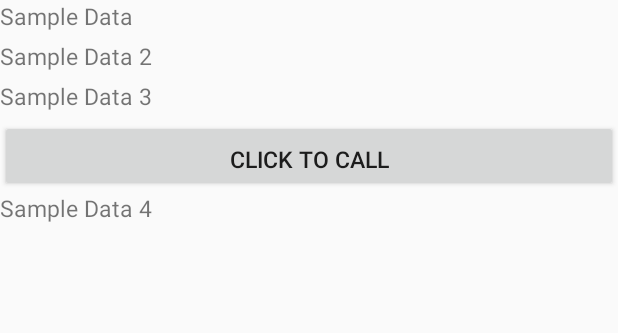
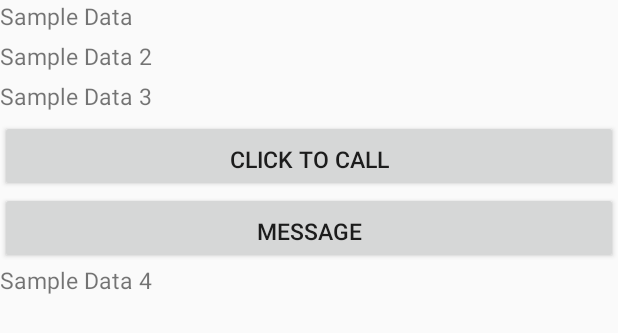
Before and after one commit to Nayemuzzaman/StudentRegistration, an Android app: the layout row_item.xml on its own in the app's theme, with its tools: preview values and no code run, on a phone screen of 412 x 824 dp. Shown: the top 333 px of the screen. Run offline under Robolectric (Android 15) with nearby library versions, the phone set to English and light mode, and no system bars.

Commit message:
add_message_func

```diff
--- a/app/build.gradle
+++ b/app/build.gradle
@@ -26,5 +26,6 @@ dependencies {
     })
     compile 'com.android.support:appcompat-v7:25.3.1'
     compile 'com.android.support:recyclerview-v7:25.3.1'
+    compile 'com.google.android.gms:play-services-ads:10.0.1'
     testCompile 'junit:junit:4.12'
 }
--- a/app/src/main/AndroidManifest.xml
+++ b/app/src/main/AndroidManifest.xml
@@ -4,6 +4,7 @@
 
     <uses-permission android:name="android.permission.CALL_PHONE" />
     <uses-permission android:name="android.permission.READ_PHONE_STATE" />
+    <uses-permission android:name="android.permission.SEND_SMS" />
 
     <application
         android:allowBackup="true"
--- a/app/src/main/res/layout/row_item.xml
+++ b/app/src/main/res/layout/row_item.xml
@@ -37,6 +37,14 @@
         android:textSize="15sp"
         android:text="Click To Call" />
 
+    <Button
+        android:id="@+id/msg_button"
+        android:text="Message"
+        android:layout_width="match_parent"
+        android:layout_height="wrap_content"
+        android:paddingBottom="5dp"
+        android:textSize="15sp"/>
+
     <TextView android:id="@+id/tv_person_address"
         android:layout_width="match_parent"
         android:layout_height="wrap_content"
```
Also changed, not shown: app/src/main/java/com/example/user/studentregistration/CustomCursorAdapter.java (+4 -3 lines), app/src/main/java/com/example/user/studentregistration/MyActivity.java (+15 -1 lines).
